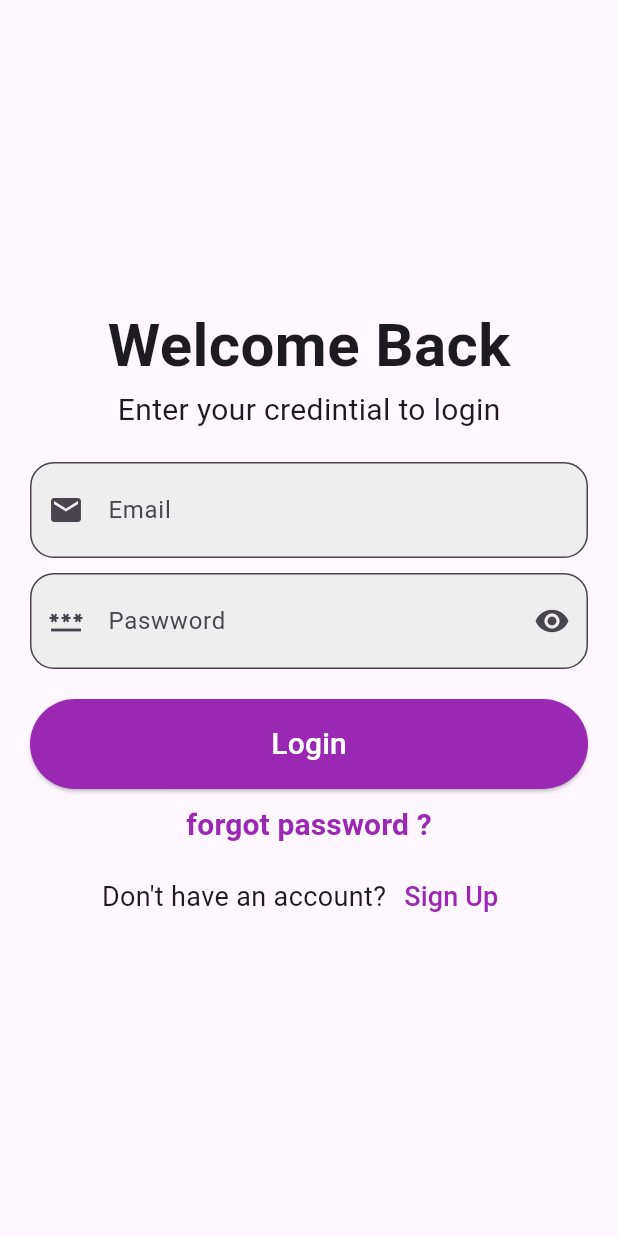
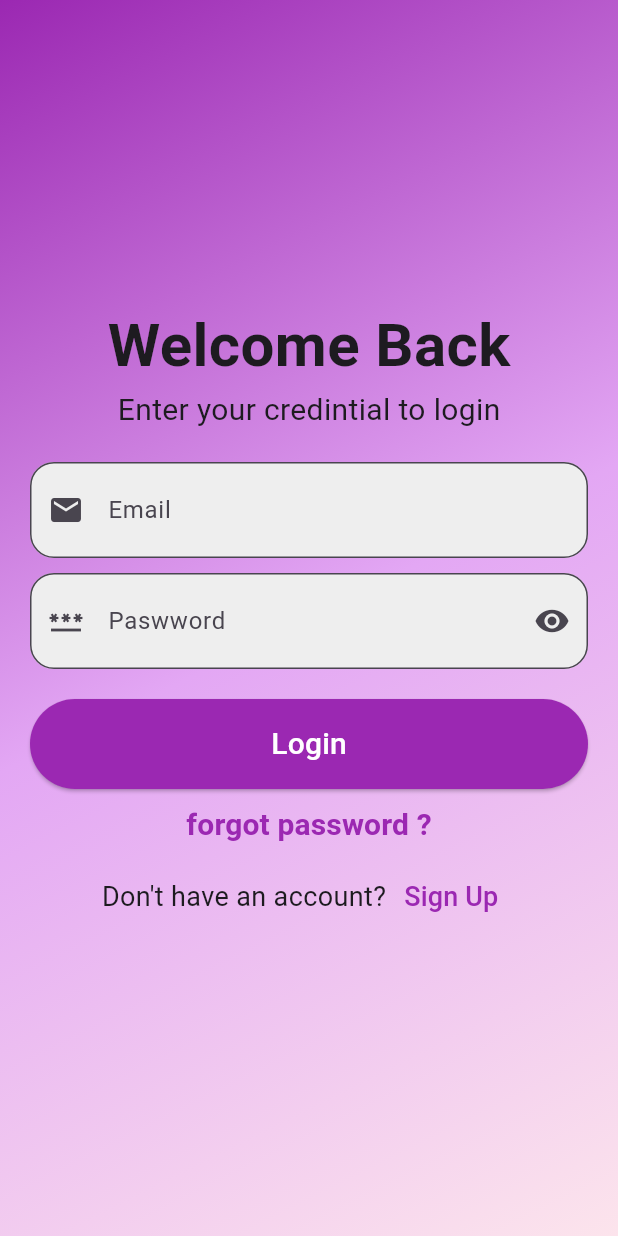
Before and after one commit to mohamedagm/simple_auth_ui, a Flutter app: the screen it shows after launch, on a phone screen of 412 x 824 dp. Run offline on Flutter 3.47's test engine with Material 3 defaults, Android fonts, the phone set to English and light mode, and no system bars.

Commit message:
add gradiant to login_view

```diff
--- a/lib/login_view.dart
+++ b/lib/login_view.dart
@@ -23,7 +23,15 @@ class _LoginViewState extends State<LoginView> {
 
   @override
   Widget build(BuildContext context) {
-    return Padding(
+    return Container(
+      decoration: const BoxDecoration(
+        gradient: LinearGradient(
+          begin: Alignment.topLeft,
+          end: Alignment.bottomRight,
+          colors: [Color(0xFF9B28B2), Color(0xFFE3A7F4), Color(0xFFFCE4EC)],
+        ),
+      ),
+      child: Padding(
         padding: const EdgeInsets.all(20.0),
         child: Form(
           key: formKey,
@@ -150,6 +158,7 @@ class _LoginViewState extends State<LoginView> {
             ),
           ),
         ),
+      ),
     );
   }
 }
```
Lines whose indentation alone changed are shown as unchanged.
